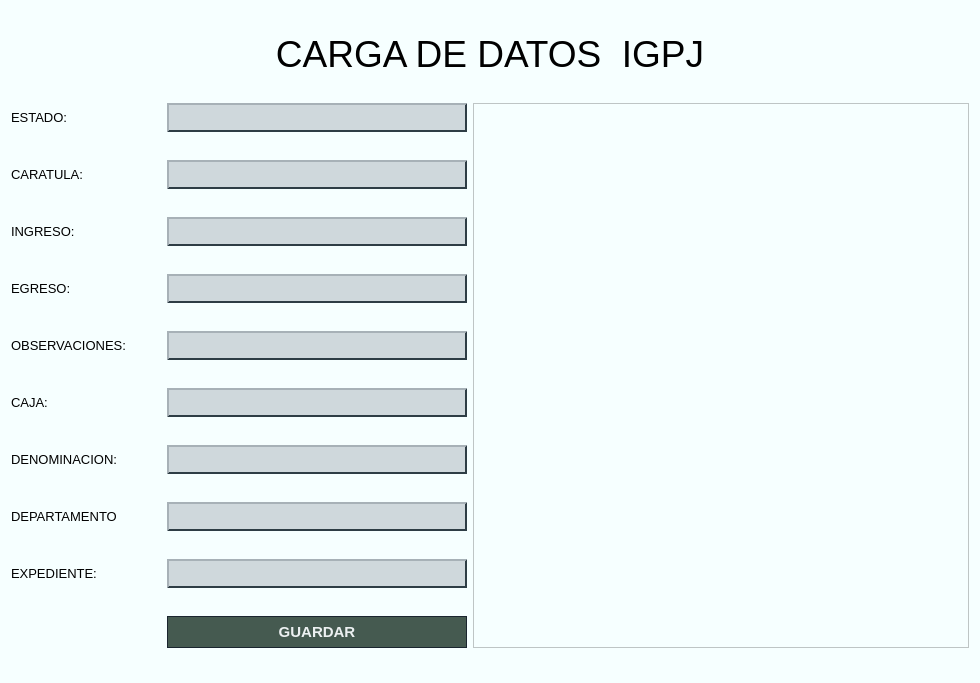
Musthia/base-deposito, file ui/plantilla_igpj.ui: the form before one commit.
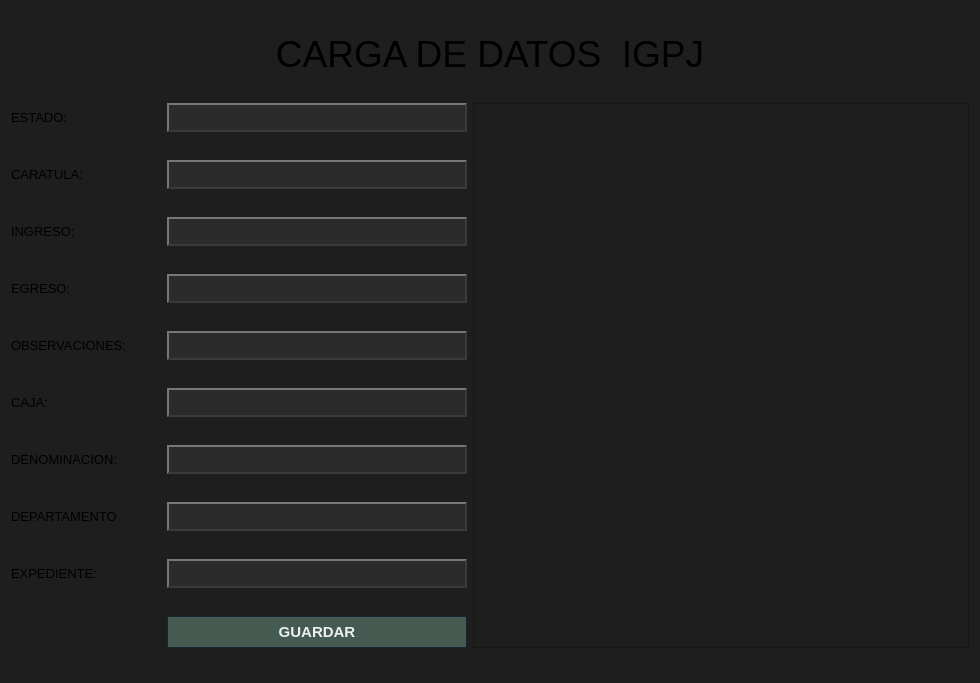
The form after the commit.

```diff
--- a/ui/plantilla_igpj.ui
+++ b/ui/plantilla_igpj.ui
@@ -14,7 +14,7 @@
    <string>Form</string>
   </property>
   <property name="styleSheet">
-   <string notr="true">background-color: rgb(246, 255, 255);</string>
+   <string notr="true">background-color: #1e1e1e;</string>
   </property>
   <layout class="QGridLayout" name="gridLayout">
    <item row="3" column="0">
@@ -729,17 +729,17 @@
      </property>
      <property name="styleSheet">
       <string notr="true">QLineEdit {
-    background-color: #cfd8dc;          /* gris azulado claro */
-    border: 2px solid #455a64;          /* azul petróleo */
+    background-color: #2b2b2b;
+    border: 2px solid #555555;
   
     padding: 4px 10px;
-    color:  #000012;
+    color:  #e0e0e0;
     font-size: 13px;
 /* relieve simulado */
-    border-top-color: #a7b1b7;   /* borde superior más claro */
-    border-left-color: #a7b1b7;  /* borde izquierdo más claro */
-    border-right-color: #2e3d45; /* borde derecho más oscuro */
-    border-bottom-color: #2e3d45;
+    border-top-color: #777777;
+    border-left-color: #777777;
+    border-right-color: #3a3a3a;
+    border-bottom-color: #3a3a3a;
    
 }
 </string>
@@ -1329,17 +1329,17 @@
      </property>
      <property name="styleSheet">
       <string notr="true">QLineEdit {
-    background-color: #cfd8dc;          /* gris azulado claro */
-    border: 2px solid #455a64;          /* azul petróleo */
+    background-color: #2b2b2b;
+    border: 2px solid #555555;
   
     padding: 4px 10px;
-    color:  #000012;
+    color:  #e0e0e0;
     font-size: 13px;
 /* relieve simulado */
-    border-top-color: #a7b1b7;   /* borde superior más claro */
-    border-left-color: #a7b1b7;  /* borde izquierdo más claro */
-    border-right-color: #2e3d45; /* borde derecho más oscuro */
-    border-bottom-color: #2e3d45;
+    border-top-color: #777777;
+    border-left-color: #777777;
+    border-right-color: #3a3a3a;
+    border-bottom-color: #3a3a3a;
    
 }
 </string>
@@ -1571,17 +1571,17 @@
      </property>
      <property name="styleSheet">
       <string notr="true">QLineEdit {
-    background-color: #cfd8dc;          /* gris azulado claro */
-    border: 2px solid #455a64;          /* azul petróleo */
+    background-color: #2b2b2b;
+    border: 2px solid #555555;
   
     padding: 4px 10px;
-    color:  #000012;
+    color:  #e0e0e0;
     font-size: 13px;
 /* relieve simulado */
-    border-top-color: #a7b1b7;   /* borde superior más claro */
-    border-left-color: #a7b1b7;  /* borde izquierdo más claro */
-    border-right-color: #2e3d45; /* borde derecho más oscuro */
-    border-bottom-color: #2e3d45;
+    border-top-color: #777777;
+    border-left-color: #777777;
+    border-right-color: #3a3a3a;
+    border-bottom-color: #3a3a3a;
    
 }
 </string>
@@ -2548,17 +2548,17 @@
      </property>
      <property name="styleSheet">
       <string notr="true">QLineEdit {
-    background-color: #cfd8dc;          /* gris azulado claro */
-    border: 2px solid #455a64;          /* azul petróleo */
+    background-color: #2b2b2b;
+    border: 2px solid #555555;
   
     padding: 4px 10px;
-    color:  #000012;
+    color:  #e0e0e0;
     font-size: 13px;
 /* relieve simulado */
-    border-top-color: #a7b1b7;   /* borde superior más claro */
-    border-left-color: #a7b1b7;  /* borde izquierdo más claro */
-    border-right-color: #2e3d45; /* borde derecho más oscuro */
-    border-bottom-color: #2e3d45;
+    border-top-color: #777777;
+    border-left-color: #777777;
+    border-right-color: #3a3a3a;
+    border-bottom-color: #3a3a3a;
    
 }
 </string>
@@ -2790,17 +2790,17 @@
      </property>
      <property name="styleSheet">
       <string notr="true">QLineEdit {
-    background-color: #cfd8dc;          /* gris azulado claro */
-    border: 2px solid #455a64;          /* azul petróleo */
+    background-color: #2b2b2b;
+    border: 2px solid #555555;
   
     padding: 4px 10px;
-    color:  #000012;
+    color:  #e0e0e0;
     font-size: 13px;
 /* relieve simulado */
-    border-top-color: #a7b1b7;   /* borde superior más claro */
-    border-left-color: #a7b1b7;  /* borde izquierdo más claro */
-    border-right-color: #2e3d45; /* borde derecho más oscuro */
-    border-bottom-color: #2e3d45;
+    border-top-color: #777777;
+    border-left-color: #777777;
+    border-right-color: #3a3a3a;
+    border-bottom-color: #3a3a3a;
    
 }
 </string>
@@ -3032,17 +3032,17 @@
      </property>
      <property name="styleSheet">
       <string notr="true">QLineEdit {
-    background-color: #cfd8dc;          /* gris azulado claro */
-    border: 2px solid #455a64;          /* azul petróleo */
+    background-color: #2b2b2b;
+    border: 2px solid #555555;
   
     padding: 4px 10px;
-    color:  #000012;
+    color:  #e0e0e0;
     font-size: 13px;
 /* relieve simulado */
-    border-top-color: #a7b1b7;   /* borde superior más claro */
-    border-left-color: #a7b1b7;  /* borde izquierdo más claro */
-    border-right-color: #2e3d45; /* borde derecho más oscuro */
-    border-bottom-color: #2e3d45;
+    border-top-color: #777777;
+    border-left-color: #777777;
+    border-right-color: #3a3a3a;
+    border-bottom-color: #3a3a3a;
    
 }
 </string>
@@ -3274,17 +3274,17 @@
      </property>
      <property name="styleSheet">
       <string notr="true">QLineEdit {
-    background-color: #cfd8dc;          /* gris azulado claro */
-    border: 2px solid #455a64;          /* azul petróleo */
+    background-color: #2b2b2b;
+    border: 2px solid #555555;
   
     padding: 4px 10px;
-    color:  #000012;
+    color:  #e0e0e0;
     font-size: 13px;
 /* relieve simulado */
-    border-top-color: #a7b1b7;   /* borde superior más claro */
-    border-left-color: #a7b1b7;  /* borde izquierdo más claro */
-    border-right-color: #2e3d45; /* borde derecho más oscuro */
-    border-bottom-color: #2e3d45;
+    border-top-color: #777777;
+    border-left-color: #777777;
+    border-right-color: #3a3a3a;
+    border-bottom-color: #3a3a3a;
    
 }
 </string>
@@ -3519,17 +3519,17 @@
      </property>
      <property name="styleSheet">
       <string notr="true">QLineEdit {
-    background-color: #cfd8dc;          /* gris azulado claro */
-    border: 2px solid #455a64;          /* azul petróleo */
+    background-color: #2b2b2b;
+    border: 2px solid #555555;
   
     padding: 4px 10px;
-    color:  #000012;
+    color:  #e0e0e0;
     font-size: 13px;
 /* relieve simulado */
-    border-top-color: #a7b1b7;   /* borde superior más claro */
-    border-left-color: #a7b1b7;  /* borde izquierdo más claro */
-    border-right-color: #2e3d45; /* borde derecho más oscuro */
-    border-bottom-color: #2e3d45;
+    border-top-color: #777777;
+    border-left-color: #777777;
+    border-right-color: #3a3a3a;
+    border-bottom-color: #3a3a3a;
    
 }
 </string>
@@ -3992,17 +3992,17 @@
      </property>
      <property name="styleSheet">
       <string notr="true">QLineEdit {
-    background-color: #cfd8dc;          /* gris azulado claro */
-    border: 2px solid #455a64;          /* azul petróleo */
+    background-color: #2b2b2b;
+    border: 2px solid #555555;
   
     padding: 4px 10px;
-    color:  #000012;
+    color:  #e0e0e0;
     font-size: 13px;
 /* relieve simulado */
-    border-top-color: #a7b1b7;   /* borde superior más claro */
-    border-left-color: #a7b1b7;  /* borde izquierdo más claro */
-    border-right-color: #2e3d45; /* borde derecho más oscuro */
-    border-bottom-color: #2e3d45;
+    border-top-color: #777777;
+    border-left-color: #777777;
+    border-right-color: #3a3a3a;
+    border-bottom-color: #3a3a3a;
    
 }
 </string>
```
